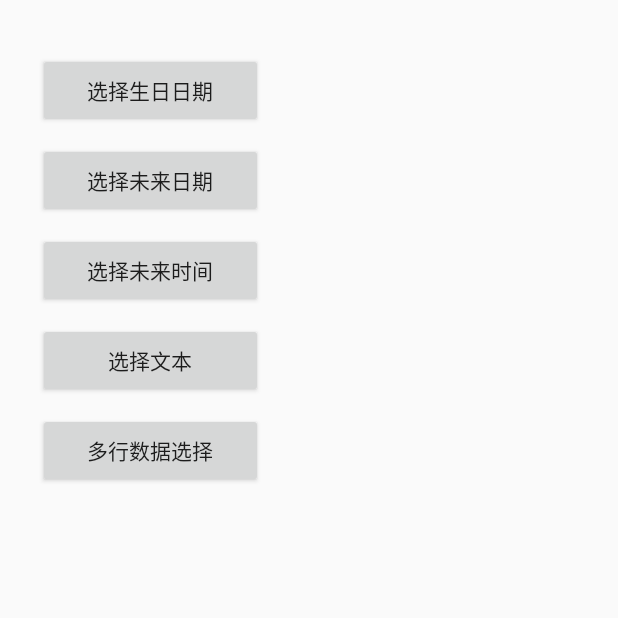
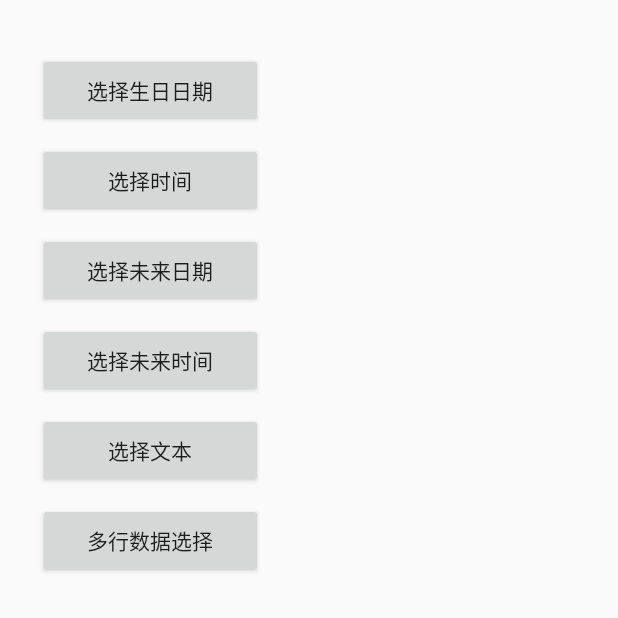
Before and after one commit to yijiebuyi/3DWheelPicker, an Android app: the screen it shows after launch (MainActivity), on a phone screen of 412 x 824 dp, the top half of it. Run offline under Robolectric (Android 15) with nearby library versions, the phone set to English and light mode, and no system bars.

```diff
--- a/app/src/main/res/layout/activity_main.xml
+++ b/app/src/main/res/layout/activity_main.xml
@@ -12,6 +12,13 @@
         android:layout_height="50dp"
         android:layout_marginTop="10dp"
         android:text="选择生日日期" />
+
+    <Button
+        android:id="@+id/picker_date"
+        android:layout_width="150dp"
+        android:layout_height="50dp"
+        android:layout_marginTop="10dp"
+        android:text="选择时间" />
 
     <Button
         android:id="@+id/picker_future_date"
```
Also changed, not shown: app/src/main/java/com/wp/demo/MainActivity.java (+15 -0 lines), library/src/main/java/com/wheelpicker/DataPicker.java (+5 -3 lines), library/src/main/java/com/wheelpicker/WheelPickerData.java (+35 -1 lines).
